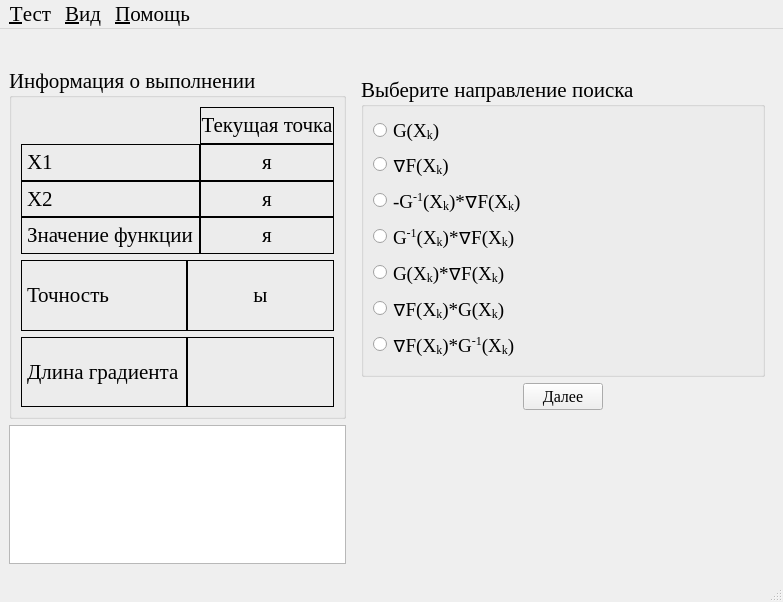
Before: the Qt Designer form optimizationmethods/ui/NotWen.ui in Eliminationzx/optimizationmethods, drawn with Qt 5.
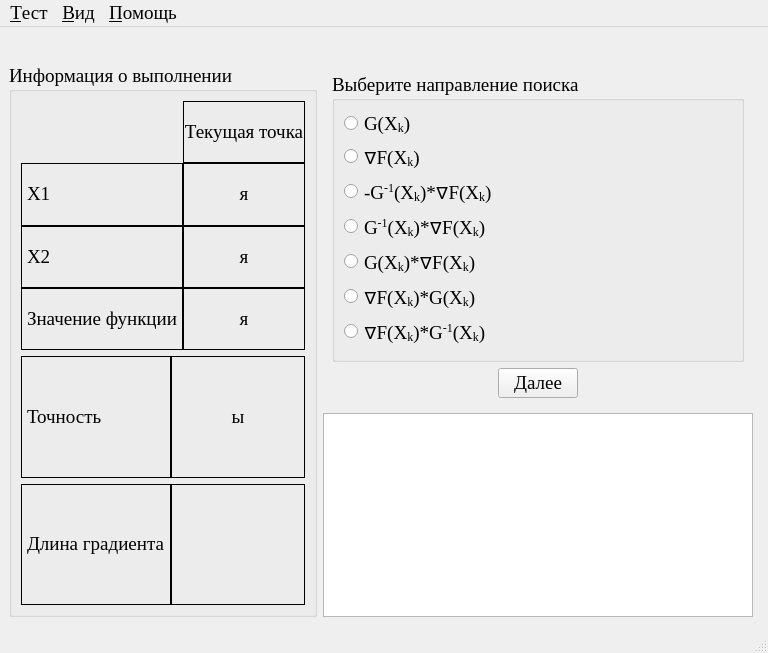
After: the same form once the commit is applied. The open tabs and pages were chosen to show the change. Icons and pictures are not drawn.

Commit message: В форме для Ньютона уменьшил шрифт до 14 и изменил компановку, чтобы максимально увеличить карту.

The edit to the form file:
```diff
--- a/optimizationmethods/ui/NotWen.ui
+++ b/optimizationmethods/ui/NotWen.ui
@@ -9,14 +9,14 @@
    <rect>
     <x>0</x>
     <y>0</y>
-    <width>783</width>
-    <height>602</height>
+    <width>768</width>
+    <height>653</height>
    </rect>
   </property>
   <property name="font">
    <font>
     <family>Times New Roman</family>
-    <pointsize>16</pointsize>
+    <pointsize>14</pointsize>
    </font>
   </property>
   <property name="windowTitle">
@@ -36,6 +36,10 @@
      </widget>
     </item>
     <item row="1" column="0">
+     <layout class="QHBoxLayout" name="horizontalLayout" stretch="1,0">
+      <item>
+       <layout class="QVBoxLayout" name="verticalLayout_2">
+        <item>
      <widget class="QGroupBox" name="groupBox_2">
       <property name="title">
        <string>Информация о выполнении</string>
@@ -216,16 +220,11 @@
       </layout>
      </widget>
     </item>
-    <item row="2" column="0">
-     <widget class="QTextBrowser" name="LogTxtBrsr">
-      <property name="font">
-       <font>
-        <pointsize>14</pointsize>
-       </font>
-      </property>
-     </widget>
-    </item>
-    <item row="1" column="1">
+       </layout>
+      </item>
+      <item>
+       <layout class="QVBoxLayout" name="verticalLayout" stretch="0,1">
+        <item>
      <widget class="QStackedWidget" name="stackedWidget">
       <property name="currentIndex">
        <number>0</number>
@@ -234,12 +233,6 @@
        <layout class="QGridLayout" name="gridLayout_4" rowstretch="1,0">
         <item row="0" column="0">
          <widget class="QGroupBox" name="groupBox">
-          <property name="font">
-           <font>
-            <weight>50</weight>
-            <bold>false</bold>
-           </font>
-          </property>
           <property name="title">
            <string>Выберите направление поиска</string>
           </property>
@@ -255,11 +248,6 @@
            </item>
            <item row="0" column="1">
             <widget class="QLabel" name="label_8">
-             <property name="font">
-              <font>
-               <pointsize>14</pointsize>
-              </font>
-             </property>
              <property name="text">
               <string>&lt;!DOCTYPE HTML PUBLIC &quot;-//W3C//DTD HTML 4.0//EN&quot; &quot;http://www.w3.org/TR/REC-html40/strict.dtd&quot;&gt;
 &lt;html&gt;&lt;head&gt;&lt;meta name=&quot;qrichtext&quot; content=&quot;1&quot; /&gt;&lt;style type=&quot;text/css&quot;&gt;
@@ -280,11 +268,6 @@
            </item>
            <item row="1" column="1">
             <widget class="QLabel" name="label_9">
-             <property name="font">
-              <font>
-               <pointsize>14</pointsize>
-              </font>
-             </property>
              <property name="text">
               <string>&lt;!DOCTYPE HTML PUBLIC &quot;-//W3C//DTD HTML 4.0//EN&quot; &quot;http://www.w3.org/TR/REC-html40/strict.dtd&quot;&gt;
 &lt;html&gt;&lt;head&gt;&lt;meta name=&quot;qrichtext&quot; content=&quot;1&quot; /&gt;&lt;style type=&quot;text/css&quot;&gt;
@@ -305,11 +288,6 @@
            </item>
            <item row="2" column="1">
             <widget class="QLabel" name="label_12">
-             <property name="font">
-              <font>
-               <pointsize>14</pointsize>
-              </font>
-             </property>
              <property name="text">
               <string>&lt;!DOCTYPE HTML PUBLIC &quot;-//W3C//DTD HTML 4.0//EN&quot; &quot;http://www.w3.org/TR/REC-html40/strict.dtd&quot;&gt;
 &lt;html&gt;&lt;head&gt;&lt;meta name=&quot;qrichtext&quot; content=&quot;1&quot; /&gt;&lt;style type=&quot;text/css&quot;&gt;
@@ -330,11 +308,6 @@
            </item>
            <item row="3" column="1">
             <widget class="QLabel" name="label_13">
-             <property name="font">
-              <font>
-               <pointsize>14</pointsize>
-              </font>
-             </property>
              <property name="text">
               <string>&lt;!DOCTYPE HTML PUBLIC &quot;-//W3C//DTD HTML 4.0//EN&quot; &quot;http://www.w3.org/TR/REC-html40/strict.dtd&quot;&gt;
 &lt;html&gt;&lt;head&gt;&lt;meta name=&quot;qrichtext&quot; content=&quot;1&quot; /&gt;&lt;style type=&quot;text/css&quot;&gt;
@@ -355,11 +328,6 @@
            </item>
            <item row="4" column="1">
             <widget class="QLabel" name="label_14">
-             <property name="font">
-              <font>
-               <pointsize>14</pointsize>
-              </font>
-             </property>
              <property name="text">
               <string>&lt;!DOCTYPE HTML PUBLIC &quot;-//W3C//DTD HTML 4.0//EN&quot; &quot;http://www.w3.org/TR/REC-html40/strict.dtd&quot;&gt;
 &lt;html&gt;&lt;head&gt;&lt;meta name=&quot;qrichtext&quot; content=&quot;1&quot; /&gt;&lt;style type=&quot;text/css&quot;&gt;
@@ -380,11 +348,6 @@
            </item>
            <item row="5" column="1">
             <widget class="QLabel" name="label_15">
-             <property name="font">
-              <font>
-               <pointsize>14</pointsize>
-              </font>
-             </property>
              <property name="text">
               <string>&lt;!DOCTYPE HTML PUBLIC &quot;-//W3C//DTD HTML 4.0//EN&quot; &quot;http://www.w3.org/TR/REC-html40/strict.dtd&quot;&gt;
 &lt;html&gt;&lt;head&gt;&lt;meta name=&quot;qrichtext&quot; content=&quot;1&quot; /&gt;&lt;style type=&quot;text/css&quot;&gt;
@@ -439,11 +402,6 @@
           </item>
           <item>
            <widget class="QPushButton" name="next1_bt">
-            <property name="font">
-             <font>
-              <pointsize>12</pointsize>
-             </font>
-            </property>
             <property name="text">
              <string>Далее</string>
             </property>
@@ -1133,6 +1091,19 @@
       <widget class="QWidget" name="blank"/>
      </widget>
     </item>
+        <item>
+         <widget class="QTextBrowser" name="LogTxtBrsr">
+          <property name="font">
+           <font>
+            <pointsize>14</pointsize>
+           </font>
+          </property>
+         </widget>
+        </item>
+       </layout>
+      </item>
+     </layout>
+    </item>
    </layout>
   </widget>
   <widget class="QMenuBar" name="menubar">
@@ -1140,8 +1111,8 @@
     <rect>
      <x>0</x>
      <y>0</y>
-     <width>783</width>
-     <height>30</height>
+     <width>768</width>
+     <height>28</height>
     </rect>
    </property>
    <widget class="QMenu" name="menu">
```
Left out of the diff: 101 changed lines with no effect on the pictures. Lines whose indentation alone changed are shown as unchanged. The commit also changes 1 other file.
